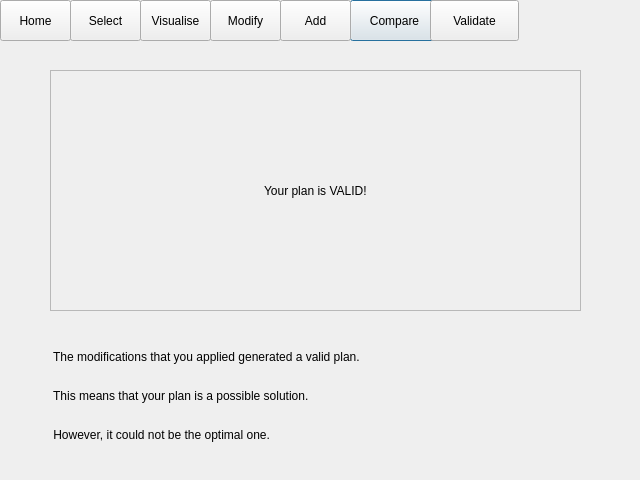
First picture: the form in validplan.ui, repository ariannabettin/FYPArianna, before the edit.
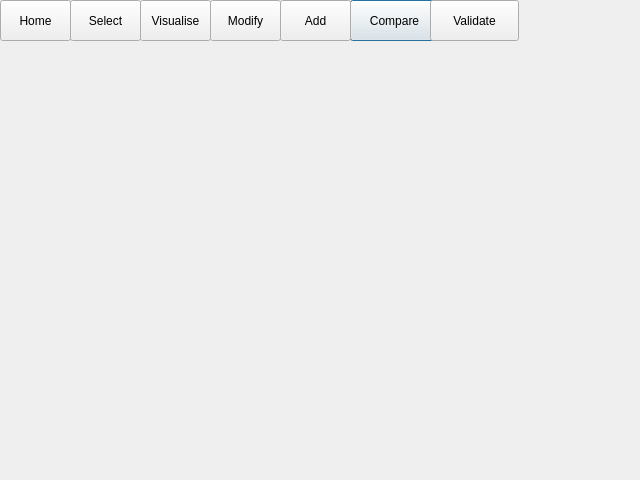
Second picture: the form after the edit.

Diff of the .ui file:
```diff
--- a/validplan.ui
+++ b/validplan.ui
@@ -91,61 +91,6 @@
     <string>Validate</string>
    </property>
   </widget>
-  <widget class="QFrame" name="frame">
-   <property name="geometry">
-    <rect>
-     <x>50</x>
-     <y>70</y>
-     <width>531</width>
-     <height>241</height>
-    </rect>
-   </property>
-   <property name="frameShape">
-    <enum>QFrame::StyledPanel</enum>
-   </property>
-   <property name="frameShadow">
-    <enum>QFrame::Raised</enum>
-   </property>
-   <layout class="QVBoxLayout" name="verticalLayout">
-    <item>
-     <layout class="QHBoxLayout" name="horizontalLayout">
-      <item>
-       <spacer name="horizontalSpacer">
-        <property name="orientation">
-         <enum>Qt::Horizontal</enum>
-        </property>
-        <property name="sizeHint" stdset="0">
-         <size>
-          <width>40</width>
-          <height>20</height>
-         </size>
-        </property>
-       </spacer>
-      </item>
-      <item>
-       <widget class="QLabel" name="label">
-        <property name="text">
-         <string>Your plan is VALID!</string>
-        </property>
-       </widget>
-      </item>
-      <item>
-       <spacer name="horizontalSpacer_2">
-        <property name="orientation">
-         <enum>Qt::Horizontal</enum>
-        </property>
-        <property name="sizeHint" stdset="0">
-         <size>
-          <width>40</width>
-          <height>20</height>
-         </size>
-        </property>
-       </spacer>
-      </item>
-     </layout>
-    </item>
-   </layout>
-  </widget>
   <widget class="QPushButton" name="modifyButton">
    <property name="geometry">
     <rect>
@@ -159,38 +104,18 @@
     <string>Modify</string>
    </property>
   </widget>
-  <widget class="QWidget" name="">
+  <widget class="QLabel" name="reportLabel">
    <property name="geometry">
     <rect>
-     <x>50</x>
-     <y>340</y>
-     <width>531</width>
-     <height>111</height>
+     <x>80</x>
+     <y>110</y>
+     <width>421</width>
+     <height>351</height>
     </rect>
    </property>
-   <layout class="QVBoxLayout" name="verticalLayout_2">
-    <item>
-     <widget class="QLabel" name="label_2">
-      <property name="text">
-       <string> The modifications that you applied generated a valid plan. </string>
-      </property>
-     </widget>
-    </item>
-    <item>
-     <widget class="QLabel" name="label_3">
-      <property name="text">
-       <string> This means that your plan is a possible solution. </string>
-      </property>
-     </widget>
-    </item>
-    <item>
-     <widget class="QLabel" name="label_4">
-      <property name="text">
-       <string> However, it could not be the optimal one.</string>
-      </property>
-     </widget>
-    </item>
-   </layout>
+   <property name="text">
+    <string/>
+   </property>
   </widget>
  </widget>
  <resources/>
```
